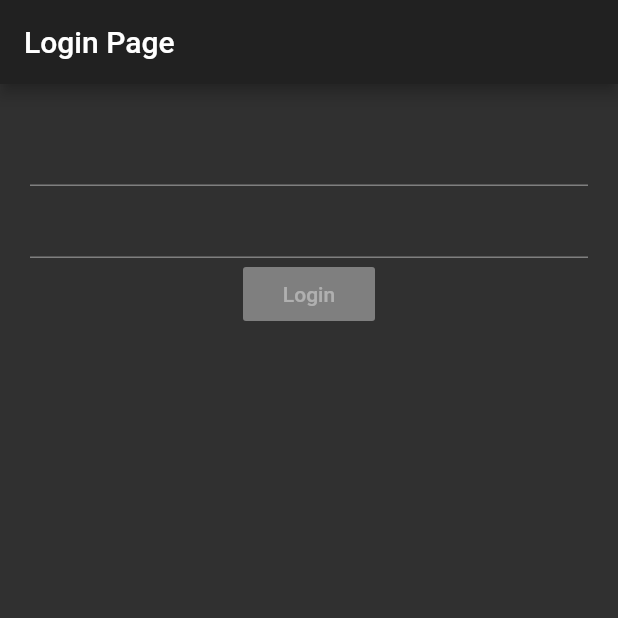
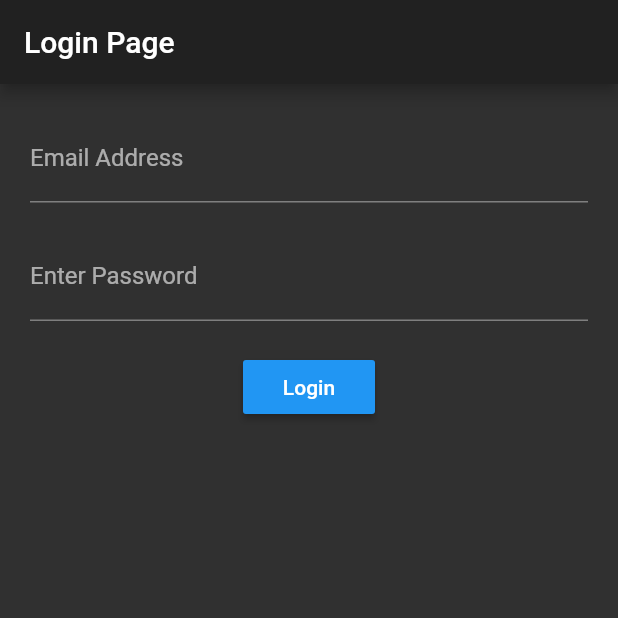
Before and after one commit to bhavikvashi1804/flutter_login_bloc, a Flutter app: the screen it shows after launch, on a phone screen of 412 x 824 dp, the top half of it. Run offline on Flutter 3.47's test engine with Material 2 defaults, Android fonts, the phone set to English and light mode, and no system bars.

Commit message:
Login Page UI update

```diff
--- a/lib/pages/login_page.dart
+++ b/lib/pages/login_page.dart
@@ -17,11 +17,26 @@ class _LoginPageState extends State<LoginPage> {
         child: Form(
           child: Column(
             children: [
-              TextFormField(),
-              TextFormField(),
+              TextFormField(
+                keyboardType: TextInputType.emailAddress,
+                decoration: InputDecoration(
+                  labelText: 'Email Address',
+                  hintText: 'bhavik@gmail.com',
+                ),
+              ),
+              SizedBox(height: 20.0),
+              TextFormField(
+                decoration: InputDecoration(
+                  labelText: 'Enter Password',
+                  hintText: 'Password',
+                ),
+                obscureText: true,
+              ),
+              SizedBox(height: 20.0),
               RaisedButton(
-                onPressed: null,
+                onPressed: () {},
                 child: Text('Login'),
+                color: Colors.blue,
               ),
             ],
           ),
```
